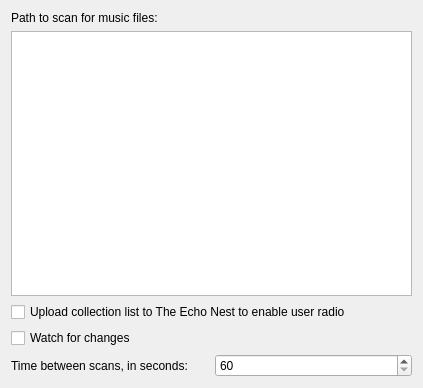
Old version of the form src/Settings_Collection.ui in the repository tomahawk-player/tomahawk.
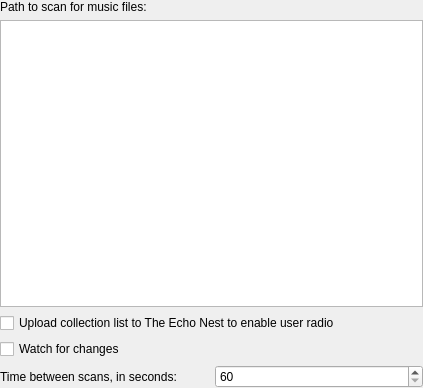
New version of the form. Custom widgets are drawn as their Qt base class.

Commit message: Tweak margins and sizehints

Diff of the .ui file:
```diff
--- a/src/Settings_Collection.ui
+++ b/src/Settings_Collection.ui
@@ -14,6 +14,9 @@
    <string>Form</string>
   </property>
   <layout class="QVBoxLayout" name="verticalLayout">
+   <property name="margin">
+    <number>0</number>
+   </property>
    <item>
     <layout class="QVBoxLayout" name="verticalLayout_2">
      <item>
```
The commit also changes 4 other files.
